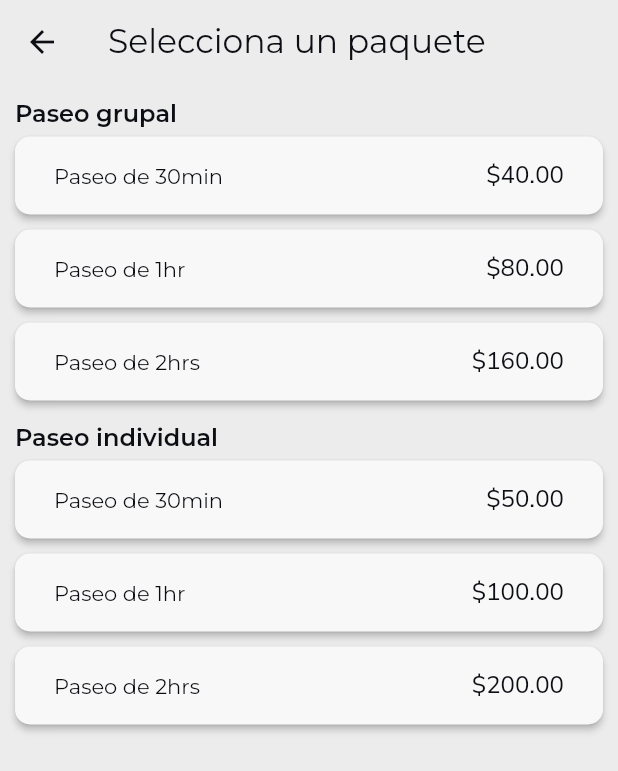
After one commit to 203424/buddies_app, a Flutter app: the SelectServicePage screen opened directly, on a phone screen of 412 x 824 dp. The commit adds this screen. Shown: the top 771 px of the screen. Run offline on Flutter 3.47's test engine with Material 2 defaults, Android fonts, the light colour scheme and no system bars; our stand-ins replace bloc, flutter_bloc, flutter_dotenv, flutter_svg, google_maps_flutter, icons_plus and 2 more; missing offline and left inert: flutter_polyline_points; accounts and stored records are empty; network calls fail.

Commit message:
seleccion de modalidad de paseo y asignacion de costo

```diff
--- a/lib/const.dart
+++ b/lib/const.dart
@@ -35,6 +35,12 @@ class Config {
 class Font {
   static const TextStyle textStyle =
       TextStyle(fontSize: 14.0, fontWeight: FontWeight.w400, color: black);
+
+  static const TextStyle textStyleGrey =
+      TextStyle(fontSize: 14.0, fontWeight: FontWeight.w400, color: greyColor);
+
+  static const TextStyle textStyleRed =
+      TextStyle(fontSize: 14.0, fontWeight: FontWeight.w400, color: redColor);
 
   static TextStyle textStyleBold({Color? color, double? fontSize}) {
     return TextStyle(
@@ -169,6 +175,7 @@ class Pages {
   static const String signUpPage = "signUpPage";
   static const String addPetPage = "addPetPage";
   static const String requestFormPage = "requestFormPage";
+  static const String selectServicePage = "selectServicePage";
   static const String historyListPage = "historyListPage";
   static const String servicesListPage = "servicesListPage";
   static const String serviceInProgressPage = "serviceInProgressPage";
--- a/lib/features/request/data/models/request/request_model.dart
+++ b/lib/features/request/data/models/request/request_model.dart
@@ -11,7 +11,7 @@ class RequestModel extends RequestEntity {
     String? hour,
     String? duration,
     LatLng? location,
-    int? cost,
+    double? cost,
     String? status,
     List<int>? pet_id,
     int? user_id,
--- a/lib/features/request/domain/entities/request/request_entity.dart
+++ b/lib/features/request/domain/entities/request/request_entity.dart
@@ -10,7 +10,7 @@ class RequestEntity {
   final String? hour;
   final String? duration;
   final LatLng? location; // Agregar el campo para la ubicación
-  final int? cost;
+  final double? cost;
   final String? status;
   final List<int>? pet_id;
   final int? user_id;
--- /dev/null
+++ b/lib/features/request/presentation/select_service_page.dart
@@ -0,0 +1,136 @@
+import 'package:buddies_app/const.dart';
+import 'package:flutter/material.dart';
+
+class SelectServicePage extends StatefulWidget {
+  const SelectServicePage({super.key});
+
+  @override
+  State<SelectServicePage> createState() => _SelectServicePageState();
+}
+
+class _SelectServicePageState extends State<SelectServicePage> {
+  @override
+  Widget build(BuildContext context) {
+    List<Map<String, dynamic>> groupOptions = [
+      {
+        'name': 'Paseo de 30min',
+        'cost': 40.0,
+        'service': 'Paseo grupal - 30min'
+      },
+      {'name': 'Paseo de 1hr', 'cost': 80.0, 'service': 'Paseo grupal - 1hr'},
+      {
+        'name': 'Paseo de 2hrs',
+        'cost': 160.0,
+        'service': 'Paseo grupal - 2hrs'
+      },
+    ];
+
+    List<Map<String, dynamic>> individualOptions = [
+      {
+        'name': 'Paseo de 30min',
+        'cost': 50.0,
+        'service': 'Paseo individual - 30min'
+      },
+      {
+        'name': 'Paseo de 1hr',
+        'cost': 100.0,
+        'service': 'Paseo individual - 1hr'
+      },
+      {
+        'name': 'Paseo de 2hrs',
+        'cost': 200.0,
+        'service': 'Paseo individual - 2hrs'
+      },
+    ];
+
+    return SafeArea(
+      child: Scaffold(
+        backgroundColor: white,
+        appBar: AppBar(
+          backgroundColor: white,
+          title:
+              const Text('Selecciona un paquete', style: Font.pageTitleStyle),
+          shadowColor: Colors.transparent,
+          iconTheme: const IconThemeData(color: black),
+        ),
+        body: Padding(
+          padding: const EdgeInsets.symmetric(horizontal: 10.0),
+          child: CustomScrollView(slivers: [
+            const SliverToBoxAdapter(
+              child: Padding(
+                padding: EdgeInsets.only(top: 10.0),
+                child: Text(
+                  'Paseo grupal',
+                  style: Font.titleBoldStyle,
+                ),
+              ),
+            ),
+            SliverList(
+              delegate: SliverChildBuilderDelegate(
+                (context, index) {
+                  final dynamic service = groupOptions[index];
+                  return customOptionButton(service);
+                },
+                childCount: groupOptions.length,
+              ),
+            ),
+            const SliverToBoxAdapter(
+              child: Padding(
+                padding: EdgeInsets.only(top: 10.0),
+                child: Text(
+                  'Paseo individual',
+                  style: Font.titleBoldStyle,
+                ),
+              ),
+            ),
+            SliverList(
+              delegate: SliverChildBuilderDelegate(
+                (context, index) {
+                  final dynamic service = individualOptions[index];
+                  return customOptionButton(service);
+                },
+                childCount: groupOptions.length,
+              ),
+            ),
+          ]),
+        ),
+      ),
+    );
+  }
+
+  Widget customOptionButton(service) {
+    return Padding(
+      padding: const EdgeInsets.symmetric(vertical: 5.0),
+      child: ElevatedButton(
+          onPressed: () {
+            Navigator.pop(context, service);
+          },
+          style: ButtonStyle(
+            backgroundColor: MaterialStateProperty.all(inputGrey),
+            shape: MaterialStateProperty.all<RoundedRectangleBorder>(
+              RoundedRectangleBorder(
+                borderRadius: BorderRadius.circular(10.0),
+              ),
+            ),
+          ),
+          child: Padding(
+            padding:
+                const EdgeInsets.symmetric(vertical: 15.0, horizontal: 10.0),
+            child: Row(
+              mainAxisAlignment: MainAxisAlignment.spaceBetween,
+              children: [
+                Text(
+                  service['name'],
+                  style: Font.textStyle,
+                ),
+                Text(
+                  '\$${service['cost'].toStringAsFixed(2)}',
+                  style: Font.numberStyle(
+                      fontSize: 16.0, fontWeight: FontWeight.w400),
+                ),
+              ],
+            ),
+          )),
+    );
+  }
+}
--- a/lib/on_generate_route.dart
+++ b/lib/on_generate_route.dart
@@ -4,6 +4,7 @@ import 'package:buddies_app/features/request/presentation/add_pet_to_services_pa
 import 'package:buddies_app/features/request/presentation/history_list_page.dart';
 import 'package:buddies_app/features/request/presentation/request_form_page.dart';
 import 'package:buddies_app/features/request/presentation/map/select_location_page.dart';
+import 'package:buddies_app/features/request/presentation/select_service_page.dart';
 import 'package:buddies_app/features/request/presentation/service_in_progress_page.dart';
 import 'package:buddies_app/features/request/presentation/services_list_page.dart';
 import 'package:flutter/material.dart';
@@ -47,6 +48,10 @@ class OnGenerateRoute {
           return routeBuilder(AddPetToServicesPage(
             markedPets: args as List<Map<String, dynamic>>,
           ));
+        }
+      case Pages.selectServicePage:
+        {
+          return routeBuilder(SelectServicePage());
         }
       case Pages.selectLocationPage:
         {
```
Also changed, not shown: lib/features/request/presentation/request_form_page.dart (+73 -15 lines), lib/features/request/presentation/request_page.dart (+9 -7 lines).
